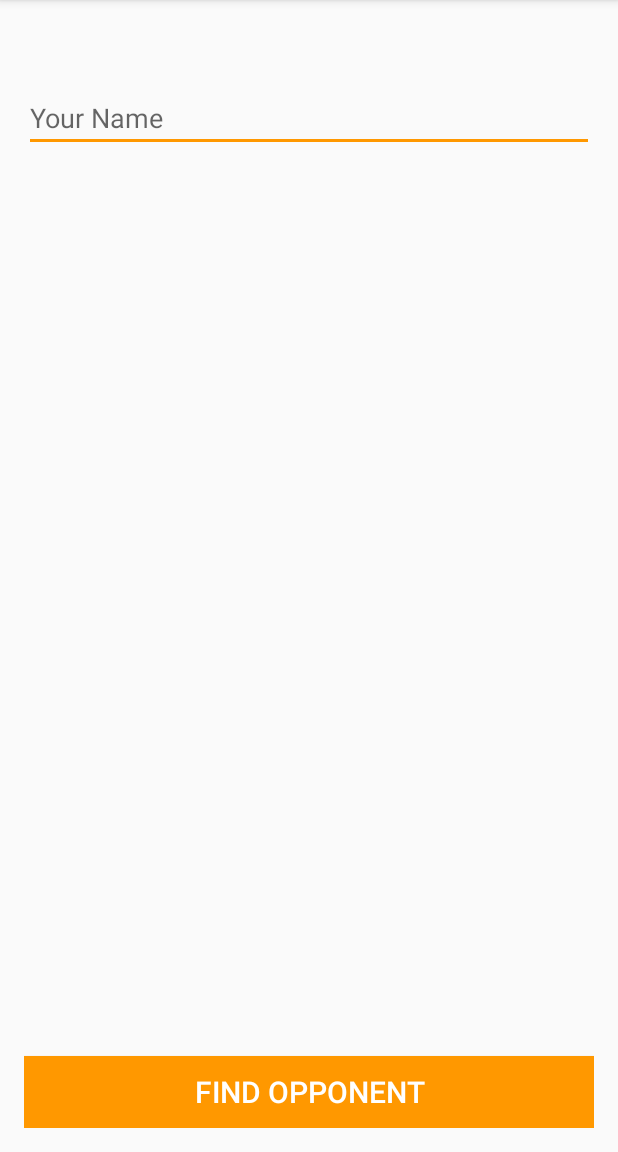
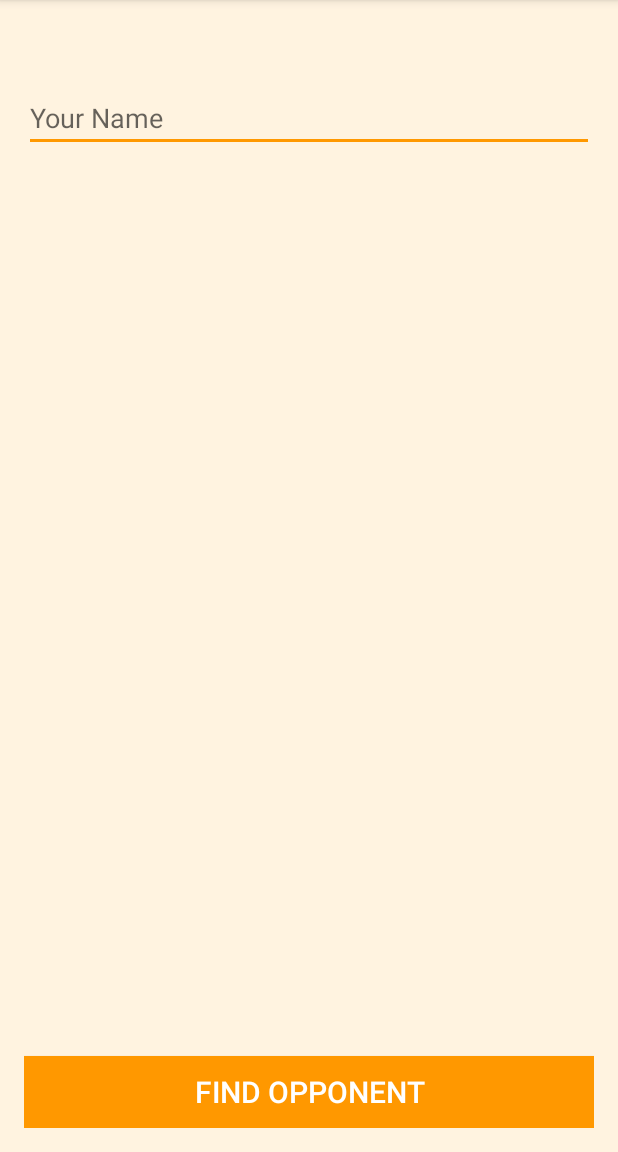
Before and after one commit to hareshkh/tic-tac-toe-android-app, an Android app: the TwoDevice2P_names screen opened directly, with no data from a screen before it, on a phone screen of 412 x 824 dp, the part 84-1236 px from its top. Run offline under Robolectric (Android 15) with nearby library versions, the phone set to English and light mode, and no system bars.

Commit message:
Minor UI changes

```diff
--- a/app/src/main/res/layout/activity_about.xml
+++ b/app/src/main/res/layout/activity_about.xml
@@ -14,7 +14,7 @@
         android:layout_width="wrap_content"
         android:layout_height="wrap_content"
         android:textAppearance="?android:attr/textAppearanceMedium"
-        android:text="Developed by:\nHaresh Khanna\nkhanna.haresh@yahoo.co.in"
+        android:text="Developed by:\nHaresh Khanna\nkhanna.haresh@yahoo.co.in\nHarjot Singh Oberai\nharjot.oberai@gmail.com"
         android:id="@+id/textView"
         android:layout_centerVertical="true"
         android:layout_centerHorizontal="true"
@@ -30,6 +30,7 @@
         android:text="Feel free to contribute on https://github.com/hareshkh/tic_tac_toe_app"
         android:id="@+id/textView2"
         android:layout_alignParentBottom="true"
+        android:layout_alignParentLeft="true"
         android:layout_alignParentStart="true"
         android:textAlignment="center"
         android:textColor="#F57C00" />
--- a/app/src/main/res/layout/activity_single_device2_p.xml
+++ b/app/src/main/res/layout/activity_single_device2_p.xml
@@ -7,7 +7,8 @@
     android:paddingLeft="@dimen/activity_horizontal_margin"
     android:paddingRight="@dimen/activity_horizontal_margin"
     android:paddingTop="@dimen/activity_vertical_margin"
-    tools:context="com.example.haresh.tic_tac_toe_app.SingleDevice2P">
+    tools:context="com.example.haresh.tic_tac_toe_app.SingleDevice2P"
+    android:background="#FFF3E0">
 
     <com.example.haresh.tic_tac_toe_app.CanvasViewSingle2P
         android:layout_width="300dp"
--- a/app/src/main/res/layout/activity_two_device2_p_names.xml
+++ b/app/src/main/res/layout/activity_two_device2_p_names.xml
@@ -7,7 +7,8 @@
     android:paddingLeft="@dimen/activity_horizontal_margin"
     android:paddingRight="@dimen/activity_horizontal_margin"
     android:paddingTop="@dimen/activity_vertical_margin"
-    tools:context="com.example.haresh.tic_tac_toe_app.TwoDevice2P_names">
+    tools:context="com.example.haresh.tic_tac_toe_app.TwoDevice2P_names"
+    android:background="#FFF3E0">
 
     <EditText
         android:layout_width="match_parent"
```
